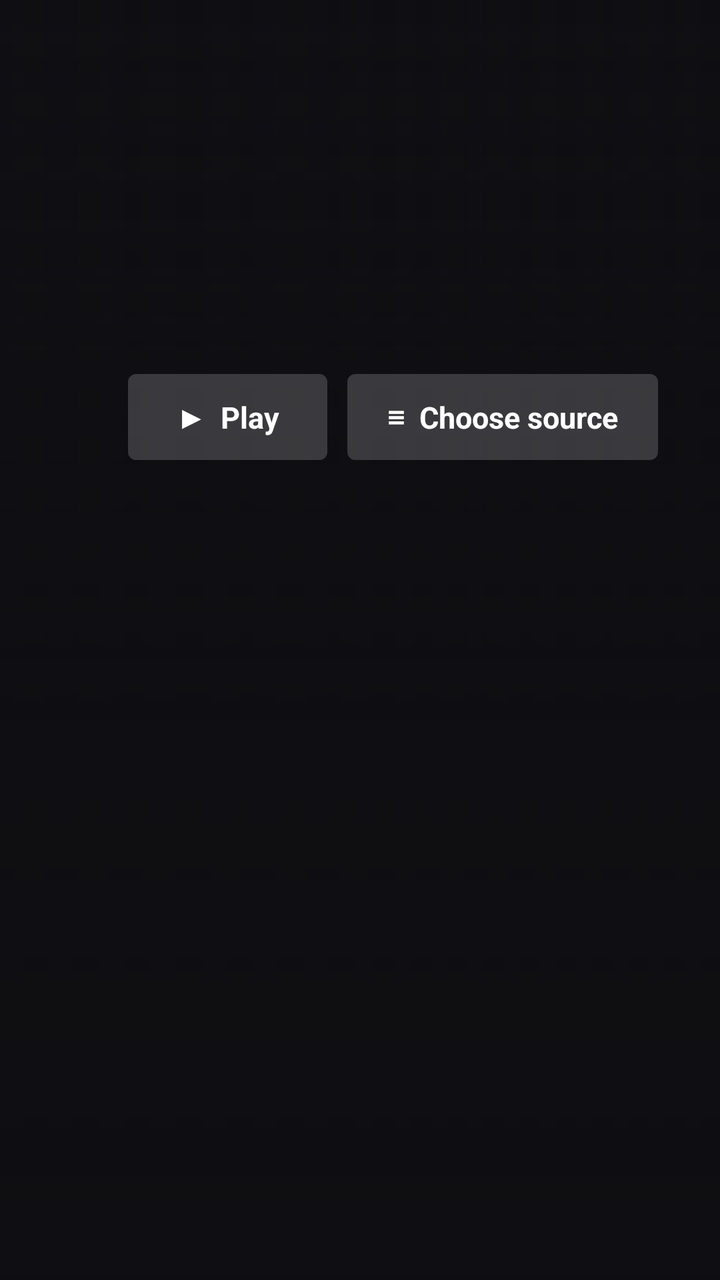
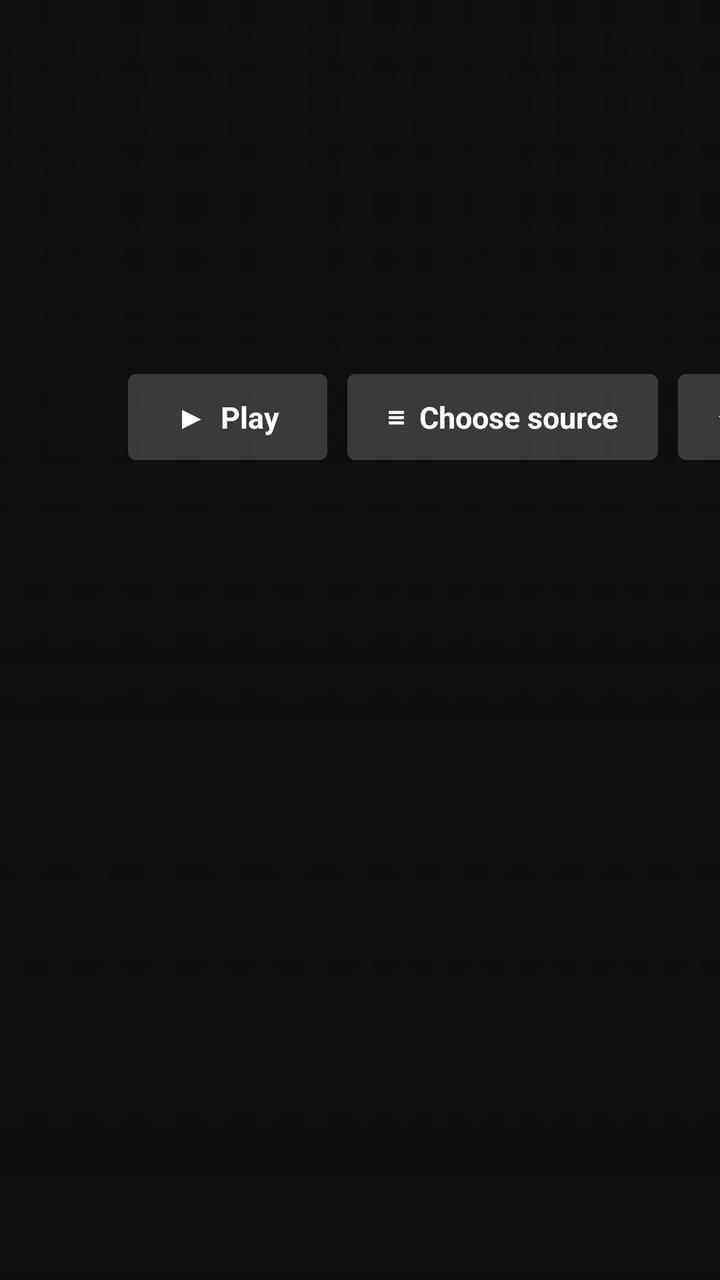

An Android layout rendered at two revisions. The XML below is the earlier revision; the diff shows what the commit changed to produce the second picture.
<!-- AndroidManifest.xml: application theme AppTheme -->
<!-- res/layout/activity_movie.xml -->
<?xml version="1.0" encoding="utf-8"?>
<FrameLayout xmlns:android="http://schemas.android.com/apk/res/android"
    android:layout_width="match_parent"
    android:layout_height="match_parent"
    android:background="@color/bg">

    <ImageView
        android:id="@+id/mBackdrop"
        android:layout_width="match_parent"
        android:layout_height="match_parent"
        android:scaleType="centerCrop"
        android:contentDescription="@string/app_name" />

    <View android:layout_width="match_parent" android:layout_height="match_parent" android:background="@drawable/scrim_left" />
    <View android:layout_width="match_parent" android:layout_height="match_parent" android:background="@drawable/scrim_bottom" />

    <LinearLayout
        android:layout_width="560dp"
        android:layout_height="wrap_content"
        android:layout_marginStart="64dp"
        android:layout_marginTop="60dp"
        android:orientation="vertical">

        <ImageView
            android:id="@+id/mLogo"
            android:layout_width="340dp"
            android:layout_height="110dp"
            android:scaleType="fitStart"
            android:visibility="gone"
            android:contentDescription="@string/app_name" />

        <TextView
            android:id="@+id/mTitle"
            android:layout_width="match_parent"
            android:layout_height="wrap_content"
            android:fontFamily="@font/cinzel_bold"
            android:textColor="@color/title_cream"
            android:textSize="38sp"
            android:lineSpacingMultiplier="0.95"
            android:maxLines="2"
            android:ellipsize="end"
            android:shadowColor="#cc000000"
            android:shadowRadius="16" />

        <LinearLayout
            android:id="@+id/mBadges"
            android:layout_width="wrap_content"
            android:layout_height="wrap_content"
            android:layout_marginTop="10dp"
            android:orientation="horizontal"
            android:gravity="center_vertical">

            <TextView
                android:id="@+id/mRating"
                android:layout_width="wrap_content"
                android:layout_height="wrap_content"
                android:background="@drawable/chip_gold"
                android:paddingStart="7dp" android:paddingEnd="7dp"
                android:paddingTop="2dp" android:paddingBottom="2dp"
                android:textColor="@color/accent_dark"
                android:textSize="11sp"
                android:textStyle="bold"
                android:visibility="gone" />

            <TextView
                android:id="@+id/mYear"
                android:layout_width="wrap_content"
                android:layout_height="wrap_content"
                android:layout_marginStart="10dp"
                android:textColor="@color/text_soft"
                android:textSize="13sp"
                android:textStyle="bold" />

            <TextView
                android:id="@+id/mRuntime"
                android:layout_width="wrap_content"
                android:layout_height="wrap_content"
                android:layout_marginStart="12dp"
                android:textColor="@color/text_soft"
                android:textSize="13sp"
                android:textStyle="bold" />

            <TextView
                android:id="@+id/mGenres"
                android:layout_width="wrap_content"
                android:layout_height="wrap_content"
                android:layout_marginStart="12dp"
                android:textColor="@color/text_dim"
                android:textSize="13sp"
                android:textStyle="bold" />
        </LinearLayout>

        <TextView
            android:id="@+id/mDesc"
            android:layout_width="460dp"
            android:layout_height="wrap_content"
            android:layout_marginTop="12dp"
            android:textColor="@color/text_soft"
            android:textSize="13.5sp"
            android:lineSpacingExtra="3dp"
            android:maxLines="4"
            android:ellipsize="end"
            android:shadowColor="#cc000000"
            android:shadowRadius="8" />

        <LinearLayout
            android:layout_width="wrap_content"
            android:layout_height="wrap_content"
            android:layout_marginTop="18dp"
            android:orientation="horizontal">

            <TextView
                android:id="@+id/mPlay"
                android:layout_width="wrap_content"
                android:layout_height="wrap_content"
                android:background="@drawable/btn_primary"
                android:focusable="true"
                android:clickable="true"
                android:paddingStart="24dp" android:paddingEnd="24dp"
                android:paddingTop="11dp" android:paddingBottom="11dp"
                android:text="▶  Play"
                android:textColor="@color/btn_primary_text"
                android:textSize="15sp"
                android:textStyle="bold" />

            <TextView
                android:id="@+id/mSources"
                android:layout_width="wrap_content"
                android:layout_height="wrap_content"
                android:layout_marginStart="10dp"
                android:background="@drawable/btn_primary"
                android:focusable="true"
                android:clickable="true"
                android:paddingStart="20dp" android:paddingEnd="20dp"
                android:paddingTop="11dp" android:paddingBottom="11dp"
                android:text="≡  Choose source"
                android:textColor="@color/btn_primary_text"
                android:textSize="15sp"
                android:textStyle="bold" />
        </LinearLayout>

        <TextView
            android:id="@+id/mStatus"
            android:layout_width="wrap_content"
            android:layout_height="wrap_content"
            android:layout_marginTop="12dp"
            android:textColor="@color/text_dim"
            android:textSize="12sp"
            android:textStyle="bold" />

        <TextView
            android:id="@+id/mCast"
            android:layout_width="460dp"
            android:layout_height="wrap_content"
            android:layout_marginTop="16dp"
            android:textColor="@color/text_dim"
            android:textSize="11.5sp"
            android:maxLines="2"
            android:ellipsize="end" />
    </LinearLayout>
</FrameLayout>
<!-- resources referenced by this layout -->
<resources>
  <color name="accent_dark">#1a1408</color>
  <color name="bg">#0e0e12</color>
  <color name="text_dim">#9a9aa2</color>
  <color name="text_soft">#d8d3c8</color>
  <color name="title_cream">#f7e9c6</color>
  <!-- drawable btn_primary (drawable) -->
  <?xml version="1.0" encoding="utf-8"?>
  <selector xmlns:android="http://schemas.android.com/apk/res/android">
      <item android:state_focused="true">
          <shape android:shape="rectangle">
              <solid android:color="#f2f2f2" />
              <corners android:radius="4dp" />
          </shape>
      </item>
      <item>
          <shape android:shape="rectangle">
              <solid android:color="#2effffff" />
              <corners android:radius="4dp" />
          </shape>
      </item>
  </selector>
  <!-- drawable chip_gold (drawable) -->
  <?xml version="1.0" encoding="utf-8"?>
  <shape xmlns:android="http://schemas.android.com/apk/res/android" android:shape="rectangle">
      <solid android:color="@color/accent" />
      <corners android:radius="3dp" />
  </shape>
  <!-- drawable scrim_bottom (drawable) -->
  <?xml version="1.0" encoding="utf-8"?>
  <shape xmlns:android="http://schemas.android.com/apk/res/android" android:shape="rectangle">
      <gradient android:angle="90" android:startColor="#ff0e0e12" android:centerColor="#cc0e0e12" android:centerY="0.45" android:endColor="#000e0e12" />
  </shape>
  <!-- drawable scrim_left (drawable) -->
  <?xml version="1.0" encoding="utf-8"?>
  <shape xmlns:android="http://schemas.android.com/apk/res/android" android:shape="rectangle">
      <gradient android:angle="0" android:startColor="#f00e0e12" android:centerColor="#8c0e0e12" android:centerY="0.5" android:endColor="#000e0e12" />
  </shape>
  <string name="app_name">Wahab TV</string>
  <style name="AppTheme" parent="android:Theme.Material.NoActionBar">
          <item name="android:windowBackground">@color/bg</item>
          <item name="android:colorBackground">@color/bg</item>
          <item name="android:colorAccent">@color/accent</item>
      </style>
  <color name="accent">#e0b34d</color>
</resources>

<!-- the commit's change to res/layout/activity_movie.xml (unified diff, before → after) -->
@@ -137,6 +137,37 @@
                 android:textColor="@color/btn_primary_text"
                 android:textSize="15sp"
                 android:textStyle="bold" />
+
+            <TextView
+                android:id="@+id/mTrailer"
+                android:layout_width="wrap_content"
+                android:layout_height="wrap_content"
+                android:layout_marginStart="10dp"
+                android:background="@drawable/btn_primary"
+                android:focusable="true"
+                android:clickable="true"
+                android:paddingStart="20dp" android:paddingEnd="20dp"
+                android:paddingTop="11dp" android:paddingBottom="11dp"
+                android:text="▶  Trailer"
+                android:textColor="@color/btn_primary_text"
+                android:textSize="15sp"
+                android:textStyle="bold"
+                android:visibility="gone" />
+
+            <TextView
+                android:id="@+id/mReviews"
+                android:layout_width="wrap_content"
+                android:layout_height="wrap_content"
+                android:layout_marginStart="10dp"
+                android:background="@drawable/btn_primary"
+                android:focusable="true"
+                android:clickable="true"
+                android:paddingStart="20dp" android:paddingEnd="20dp"
+                android:paddingTop="11dp" android:paddingBottom="11dp"
+                android:text="★  Reviews"
+                android:textColor="@color/btn_primary_text"
+                android:textSize="15sp"
+                android:textStyle="bold" />
         </LinearLayout>
 
         <TextView
